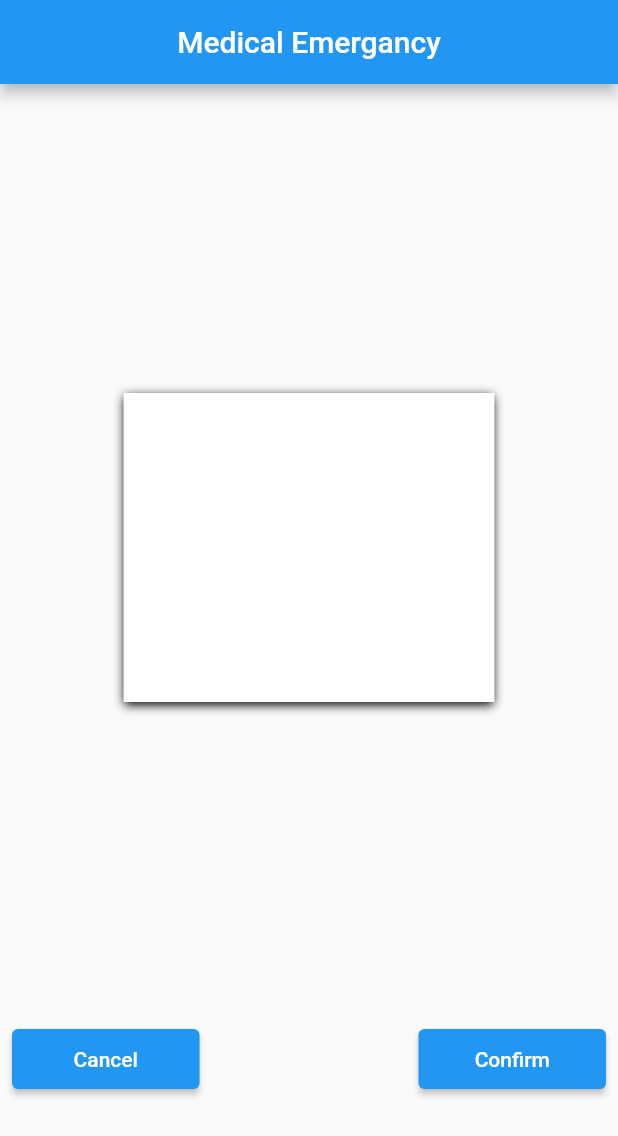
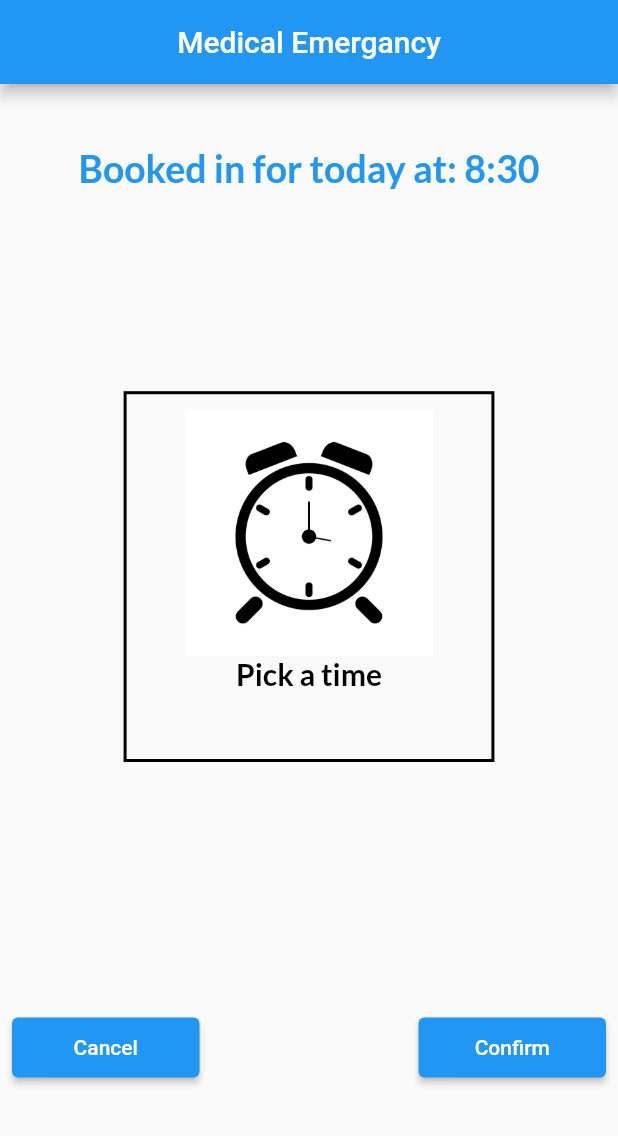
Before and after one commit to SibaGxolo/clinic_management_prototype, a Flutter app: the MedicalEmergancy screen opened directly, on a phone screen of 412 x 824 dp. Shown: the top 1136 px of the screen. Run offline on Flutter 3.47's test engine with Material 2 defaults, Android fonts, the phone set to English and light mode, and no system bars; our stand-ins replace cloud_firestore, firebase_auth, firebase_core, flutter_progress_hud, flutter_spinkit, google_fonts and 1 more; accounts and stored records are empty.

Commit message:
siba commit

```diff
--- a/lib/pages/medical_emergancy.dart
+++ b/lib/pages/medical_emergancy.dart
@@ -1,6 +1,7 @@
 import 'package:clinic_management_prototype/pages/home_page.dart';
 import 'package:clinic_management_prototype/widgets/button.dart';
 import 'package:flutter/material.dart';
+import 'package:google_fonts/google_fonts.dart';
 
 class MedicalEmergancy extends StatefulWidget {
   const MedicalEmergancy({Key? key}) : super(key: key);
@@ -10,6 +11,8 @@ class MedicalEmergancy extends StatefulWidget {
 }
 
 class _MedicalEmergancyState extends State<MedicalEmergancy> {
+  TimeOfDay _timeOfDay = const TimeOfDay(hour: 8, minute: 30);
+
   @override
   Widget build(BuildContext context) {
     return SafeArea(
@@ -23,26 +26,62 @@ class _MedicalEmergancyState extends State<MedicalEmergancy> {
         body: Column(
           children: [
             SizedBox(
-              height: (MediaQuery.of(context).size.height * 25) / 100,
+              height: (MediaQuery.of(context).size.height * 5) / 100,
             ),
-            Center(
-              child: Container(
-                padding: const EdgeInsets.all(5.0),
-                decoration: const BoxDecoration(
-                  color: Colors.white,
-                  boxShadow: <BoxShadow>[
-                    BoxShadow(
-                      blurRadius: 5,
-                      offset: Offset(0, 2),
-                    ),
-                  ],
-                ),
-                width: (MediaQuery.of(context).size.width * 60) / 100,
-                height: (MediaQuery.of(context).size.height * 25) / 100,
+            Text(
+              _timeOfDay == null
+                  ? 'No time has been selected'
+                  : 'Booked in for today at: ${_timeOfDay.hour}:${_timeOfDay.minute}',
+              style: GoogleFonts.lato(
+                color: Colors.blue,
+                fontWeight: FontWeight.w700,
+                fontSize: 25,
               ),
             ),
             SizedBox(
-              height: (MediaQuery.of(context).size.height * 25) / 100,
+              height: (MediaQuery.of(context).size.height * 15) / 100,
+            ),
+            InkWell(
+              onTap: () {
+                showTimePicker(
+                  context: context,
+                  initialTime: _timeOfDay,
+                ).then((value) {
+                  setState(() {
+                    _timeOfDay = value!;
+                  });
+                });
+              },
+              child: Container(
+                width: (MediaQuery.of(context).size.width * 60) / 100,
+                height: (MediaQuery.of(context).size.height * 30) / 100,
+                padding: const EdgeInsets.all(10),
+                margin: const EdgeInsets.all(10),
+                decoration: BoxDecoration(
+                  border: Border.all(
+                    width: 2,
+                  ),
+                ),
+                child: Column(
+                  children: [
+                    Image.asset(
+                      'assets/clock2.jpg',
+                      width: (MediaQuery.of(context).size.width * 40) / 100,
+                      height: (MediaQuery.of(context).size.height * 20) / 100,
+                    ),
+                    Text('Pick a time',
+                        textAlign: TextAlign.center,
+                        style: GoogleFonts.lato(
+                          color: Colors.black,
+                          fontWeight: FontWeight.w700,
+                          fontSize: 20,
+                        )),
+                  ],
+                ),
+              ),
+            ),
+            SizedBox(
+              height: (MediaQuery.of(context).size.height * 18) / 100,
             ),
             ButtonBar(
               alignment: MainAxisAlignment.spaceBetween,
```
Also changed, not shown: assets/clock.jpg (added), assets/clock2.jpg (added).
